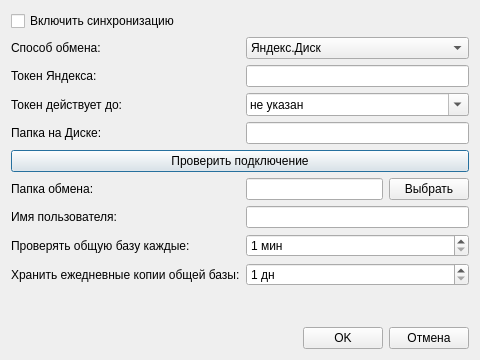
Aleee/FinanceCalender, file designer/ui/syncsettingsdialog.ui: the form before one commit.
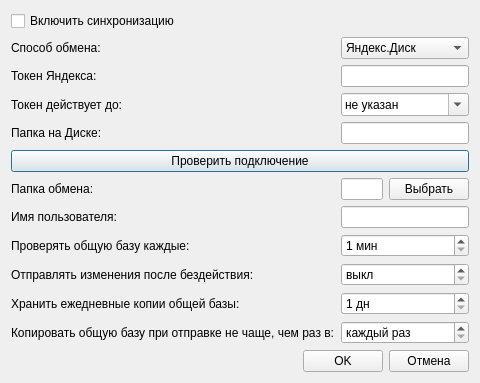
The form after the commit.

Commit message: feat: conflict manager (1): idle timer to upload changes

```diff
--- a/designer/ui/syncsettingsdialog.ui
+++ b/designer/ui/syncsettingsdialog.ui
@@ -154,13 +154,36 @@
       </widget>
      </item>
      <item row="9" column="0">
+      <widget class="QLabel" name="label_idle">
+       <property name="text">
+        <string>Отправлять изменения после бездействия:</string>
+       </property>
+      </widget>
+     </item>
+     <item row="9" column="1">
+      <widget class="QSpinBox" name="spb_idle">
+       <property name="specialValueText">
+        <string>выкл</string>
+       </property>
+       <property name="suffix">
+        <string> с</string>
+       </property>
+       <property name="maximum">
+        <number>3600</number>
+       </property>
+       <property name="singleStep">
+        <number>10</number>
+       </property>
+      </widget>
+     </item>
+     <item row="10" column="0">
       <widget class="QLabel" name="label_keepdays">
        <property name="text">
         <string>Хранить ежедневные копии общей базы:</string>
        </property>
       </widget>
      </item>
-     <item row="9" column="1">
+     <item row="10" column="1">
       <widget class="QSpinBox" name="spb_keepdays">
        <property name="suffix">
         <string> дн</string>
@@ -173,6 +196,26 @@
        </property>
       </widget>
      </item>
+     <item row="11" column="0">
+      <widget class="QLabel" name="label_backupinterval">
+       <property name="text">
+        <string>Копировать общую базу при отправке не чаще, чем раз в:</string>
+       </property>
+      </widget>
+     </item>
+     <item row="11" column="1">
+      <widget class="QSpinBox" name="spb_backupinterval">
+       <property name="specialValueText">
+        <string>каждый раз</string>
+       </property>
+       <property name="suffix">
+        <string> мин</string>
+       </property>
+       <property name="maximum">
+        <number>1440</number>
+       </property>
+      </widget>
+     </item>
     </layout>
    </item>
    <item>
```
The commit also changes 7 other files.
